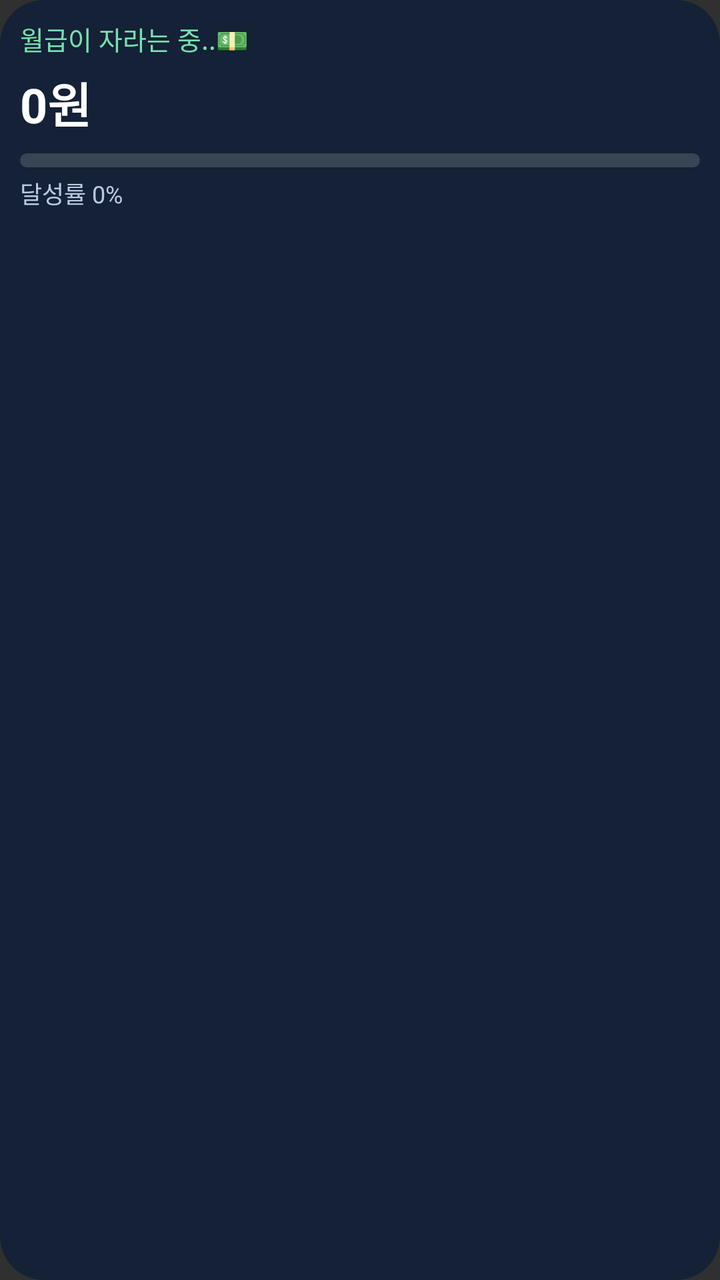
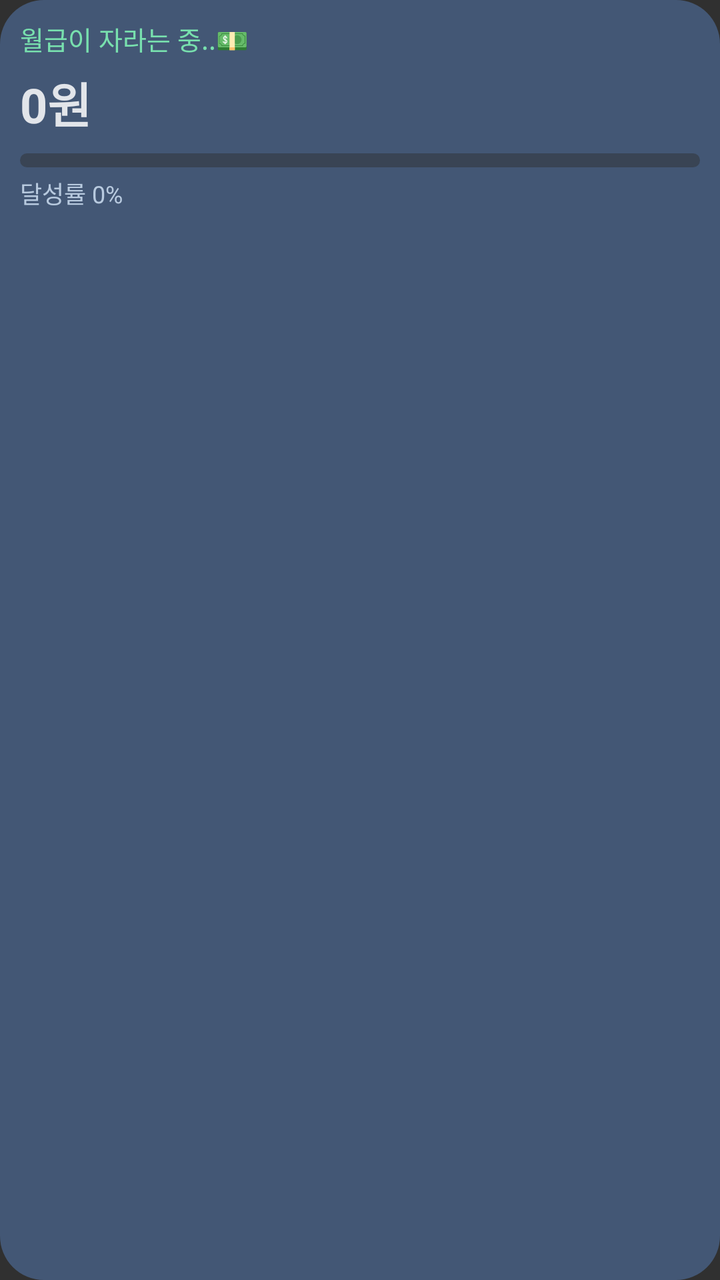

The first picture is an Android layout as it rendered before a commit; the second is the same layout after the commit. The layout source and the unified diff follow.
<!-- AndroidManifest.xml: application theme android:Theme.Material.NoActionBar -->
<!-- res/layout/salary_widget.xml -->
<LinearLayout android:id="@+id/widget_root" xmlns:android="http://schemas.android.com/apk/res/android" android:layout_width="match_parent" android:layout_height="match_parent" android:orientation="vertical" android:gravity="top" android:padding="10dp" android:background="@drawable/widget_bg"><TextView android:id="@+id/title" android:layout_width="match_parent" android:layout_height="wrap_content" android:text="월급이 자라는 중..💵" android:textColor="#78E0AE" android:textSize="13sp" android:singleLine="true"/><FrameLayout android:layout_width="match_parent" android:layout_height="wrap_content"><TextView android:id="@+id/amount" android:layout_width="match_parent" android:layout_height="wrap_content" android:layout_marginTop="5dp" android:text="0원" android:textColor="#FFFFFF" android:textSize="24sp" android:textStyle="bold" android:singleLine="true" android:autoSizeTextType="uniform" android:autoSizeMinTextSize="15sp" android:autoSizeMaxTextSize="24sp"/><ImageView android:id="@+id/rainbow_amount" android:layout_width="match_parent" android:layout_height="match_parent" android:visibility="gone" android:scaleType="fitStart" android:adjustViewBounds="false"/></FrameLayout><ProgressBar android:id="@+id/progress" style="?android:attr/progressBarStyleHorizontal" android:layout_width="match_parent" android:layout_height="7dp" android:layout_marginTop="8dp" android:max="10000" android:progressDrawable="@drawable/widget_progress_green"/><ProgressBar android:id="@+id/progress_lastfive" style="?android:attr/progressBarStyleHorizontal" android:layout_width="match_parent" android:layout_height="7dp" android:layout_marginTop="8dp" android:max="10000" android:progressDrawable="@drawable/widget_progress_lastfive" android:visibility="gone"/><TextView android:id="@+id/progress_text" android:layout_width="match_parent" android:layout_height="wrap_content" android:layout_marginTop="4dp" android:text="달성률 0%" android:textColor="#B8CADF" android:textSize="12sp"/></LinearLayout>
<!-- resources referenced by this layout -->
<resources>
  <!-- drawable widget_bg (drawable) -->
  <shape xmlns:android="http://schemas.android.com/apk/res/android" android:shape="rectangle">
      <solid android:color="#142136"/>
      <corners android:radius="22dp"/>
  </shape>
  <!-- drawable widget_progress_green (drawable) -->
  <layer-list xmlns:android="http://schemas.android.com/apk/res/android"><item android:id="@android:id/background"><shape android:shape="rectangle"><corners android:radius="6dp"/><solid android:color="#394454"/></shape></item><item android:id="@android:id/progress"><clip><shape android:shape="rectangle"><corners android:radius="6dp"/><gradient android:angle="0" android:startColor="#B8F5B0" android:endColor="#075C32"/></shape></clip></item></layer-list>
  <!-- drawable widget_progress_lastfive (drawable) -->
  <layer-list xmlns:android="http://schemas.android.com/apk/res/android"><item android:id="@android:id/background"><shape android:shape="rectangle"><corners android:radius="6dp"/><solid android:color="#394454"/></shape></item><item android:id="@android:id/progress"><clip><shape android:shape="rectangle"><corners android:radius="6dp"/><gradient android:angle="0" android:startColor="#B8F5B0" android:centerColor="#075C32" android:endColor="#E44755" android:centerX="0.55"/></shape></clip></item></layer-list>
</resources>

<!-- the commit's change to res/layout/salary_widget.xml (unified diff, before → after) -->
@@ -1 +1 @@
-<LinearLayout android:id="@+id/widget_root" xmlns:android="http://schemas.android.com/apk/res/android" android:layout_width="match_parent" android:layout_height="match_parent" android:orientation="vertical" android:gravity="top" android:padding="10dp" android:background="@drawable/widget_bg"><TextView android:id="@+id/title" android:layout_width="match_parent" android:layout_height="wrap_content" android:text="월급이 자라는 중..💵" android:textColor="#78E0AE" android:textSize="13sp" android:singleLine="true"/><FrameLayout android:layout_width="match_parent" android:layout_height="wrap_content"><TextView android:id="@+id/amount" android:layout_width="match_parent" android:layout_height="wrap_content" android:layout_marginTop="5dp" android:text="0원" android:textColor="#FFFFFF" android:textSize="24sp" android:textStyle="bold" android:singleLine="true" android:autoSizeTextType="uniform" android:autoSizeMinTextSize="15sp" android:autoSizeMaxTextSize="24sp"/><ImageView android:id="@+id/rainbow_amount" android:layout_width="match_parent" android:layout_height="match_parent" android:visibility="gone" android:scaleType="fitStart" android:adjustViewBounds="false"/></FrameLayout><ProgressBar android:id="@+id/progress" style="?android:attr/progressBarStyleHorizontal" android:layout_width="match_parent" android:layout_height="7dp" android:layout_marginTop="8dp" android:max="10000" android:progressDrawable="@drawable/widget_progress_green"/><ProgressBar android:id="@+id/progress_lastfive" style="?android:attr/progressBarStyleHorizontal" android:layout_width="match_parent" android:layout_height="7dp" android:layout_marginTop="8dp" android:max="10000" android:progressDrawable="@drawable/widget_progress_lastfive" android:visibility="gone"/><TextView android:id="@+id/progress_text" android:layout_width="match_parent" android:layout_height="wrap_content" android:layout_marginTop="4dp" android:text="달성률 0%" android:textColor="#B8CADF" android:textSize="12sp"/></LinearLayout>
+<LinearLayout android:id="@+id/widget_root" xmlns:android="http://schemas.android.com/apk/res/android" android:layout_width="match_parent" android:layout_height="match_parent" android:orientation="vertical" android:gravity="top" android:padding="10dp" android:background="@drawable/widget_bg"><TextView android:id="@+id/title" android:layout_width="match_parent" android:layout_height="wrap_content" android:text="월급이 자라는 중..💵" android:textColor="#78E0AE" android:textSize="13sp" android:singleLine="true"/><FrameLayout android:layout_width="match_parent" android:layout_height="wrap_content"><TextView android:id="@+id/amount" android:layout_width="match_parent" android:layout_height="wrap_content" android:layout_marginTop="5dp" android:text="0원" android:textColor="#E2E5EA" android:textSize="24sp" android:textStyle="bold" android:singleLine="true" android:autoSizeTextType="uniform" android:autoSizeMinTextSize="15sp" android:autoSizeMaxTextSize="24sp"/><ImageView android:id="@+id/rainbow_amount" android:layout_width="match_parent" android:layout_height="match_parent" android:visibility="gone" android:scaleType="fitStart" android:adjustViewBounds="false"/></FrameLayout><ProgressBar android:id="@+id/progress" style="?android:attr/progressBarStyleHorizontal" android:layout_width="match_parent" android:layout_height="7dp" android:layout_marginTop="8dp" android:max="10000" android:progressDrawable="@drawable/widget_progress_green"/><ProgressBar android:id="@+id/progress_lastfive" style="?android:attr/progressBarStyleHorizontal" android:layout_width="match_parent" android:layout_height="7dp" android:layout_marginTop="8dp" android:max="10000" android:progressDrawable="@drawable/widget_progress_lastfive" android:visibility="gone"/><TextView android:id="@+id/progress_text" android:layout_width="match_parent" android:layout_height="wrap_content" android:layout_marginTop="4dp" android:text="달성률 0%" android:textColor="#B8CADF" android:textSize="12sp"/></LinearLayout>
<!-- resource entries referenced after the edit -->
@@ -2,12 +2,12 @@
 <resources>
   <!-- drawable widget_bg (drawable) -->
   <shape xmlns:android="http://schemas.android.com/apk/res/android" android:shape="rectangle">
-      <solid android:color="#142136"/>
+      <solid android:color="#435775"/>
       <corners android:radius="22dp"/>
   </shape>
   <!-- drawable widget_progress_green (drawable) -->
-  <layer-list xmlns:android="http://schemas.android.com/apk/res/android"><item android:id="@android:id/background"><shape android:shape="rectangle"><corners android:radius="6dp"/><solid android:color="#394454"/></shape></item><item android:id="@android:id/progress"><clip><shape android:shape="rectangle"><corners android:radius="6dp"/><gradient android:angle="0" android:startColor="#B8F5B0" android:endColor="#075C32"/></shape></clip></item></layer-list>
+  <layer-list xmlns:android="http://schemas.android.com/apk/res/android"><item android:id="@android:id/background"><shape android:shape="rectangle"><corners android:radius="6dp"/><solid android:color="#394454"/></shape></item><item android:id="@android:id/progress"><clip><shape android:shape="rectangle"><corners android:radius="6dp"/><gradient android:angle="0" android:startColor="#236B43" android:endColor="#A5F4A4"/></shape></clip></item></layer-list>
   <!-- drawable widget_progress_lastfive (drawable) -->
-  <layer-list xmlns:android="http://schemas.android.com/apk/res/android"><item android:id="@android:id/background"><shape android:shape="rectangle"><corners android:radius="6dp"/><solid android:color="#394454"/></shape></item><item android:id="@android:id/progress"><clip><shape android:shape="rectangle"><corners android:radius="6dp"/><gradient android:angle="0" android:startColor="#B8F5B0" android:centerColor="#075C32" android:endColor="#E44755" android:centerX="0.55"/></shape></clip></item></layer-list>
+  <layer-list xmlns:android="http://schemas.android.com/apk/res/android"><item android:id="@android:id/background"><shape android:shape="rectangle"><corners android:radius="6dp"/><solid android:color="#394454"/></shape></item><item android:id="@android:id/progress"><clip><shape android:shape="rectangle"><corners android:radius="6dp"/><gradient android:angle="0" android:startColor="#236B43" android:centerColor="#A5F4A4" android:endColor="#B50016" android:centerX="0.68"/></shape></clip></item></layer-list>
 </resources>
 
